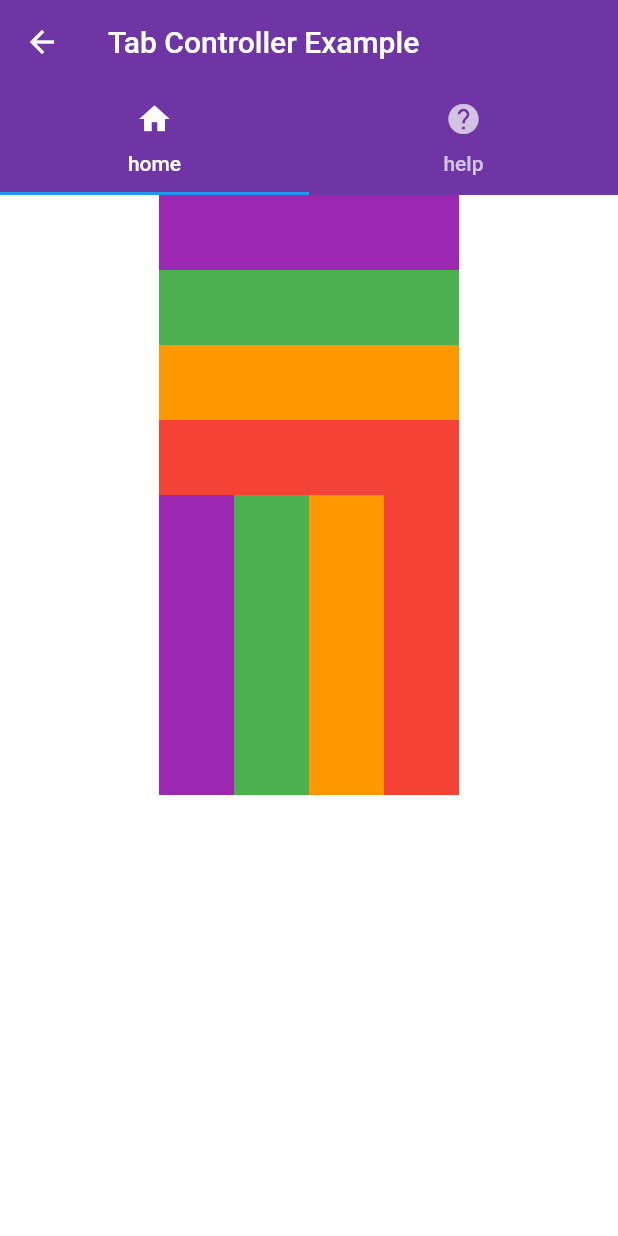
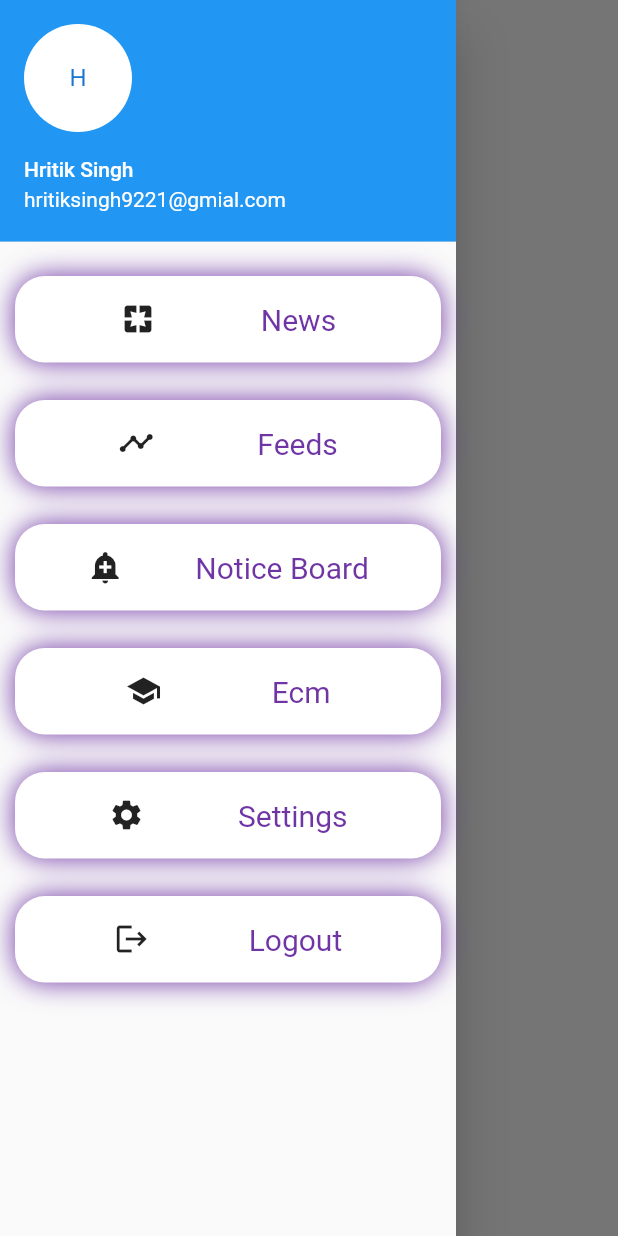
Before and after one commit to 007hritik/newsio_frontend, a Flutter app: the HomeScreen screen opened directly, with the side drawer open (before the commit the screen has no drawer), on a phone screen of 412 x 824 dp. Run offline on Flutter 3.47's test engine with Material 2 defaults, Android fonts, the phone set to English and light mode, and no system bars; our stand-ins replace dio, flutter_spinkit, flutter_svg, fluttertoast; accounts and stored records are empty.

Commit message:
home routing created

```diff
--- a/lib/main.dart
+++ b/lib/main.dart
@@ -1,9 +1,8 @@
 import 'package:flutter/material.dart';
 import 'package:newsio/constants.dart';
-import 'package:newsio/screens/home/home.dart';
-import 'package:newsio/screens/loading/Loading.dart';
-import 'package:newsio/screens/login/login.dart';
-import 'package:newsio/services/Authenticate.dart';
+import 'package:newsio/models/User.dart';
+import 'package:newsio/services/Wrapper.dart';
+import 'package:provider/provider.dart';
 
 void main() => runApp(MyApp());
 
@@ -18,6 +17,7 @@ class MyApp extends StatelessWidget {
           primaryColor: kPrimaryColor,
           scaffoldBackgroundColor: Colors.white,
         ),
-        home: Authenticate());
+        home: ChangeNotifierProvider<User>(
+            create: (_) => User(), child: Wrapper()));
   }
 }
--- /dev/null
+++ b/lib/models/User.dart
@@ -0,0 +1,15 @@
+import 'package:flutter/cupertino.dart';
+import 'package:flutter/foundation.dart';
+
+class User with ChangeNotifier {
+  static String userId;
+  static String userName;
+  static String authToken = null;
+
+  User({authToken});
+
+  void setAuthToken(String a) {
+    authToken = a;
+    notifyListeners();
+  }
+}
--- /dev/null
+++ b/lib/screens/home/components/drawer_components.dart
@@ -0,0 +1,45 @@
+import 'package:flutter/material.dart';
+import 'package:newsio/models/User.dart';
+
+import '../../../constants.dart';
+
+//TODO make it state change with diffrent user
+Widget drawerHeader() {
+  return Container(
+    child: UserAccountsDrawerHeader(
+      accountName: Text("Hritik Singh"),
+      accountEmail: Text("hritiksingh9221@gmial.com"),
+      currentAccountPicture: CircleAvatar(
+        backgroundColor: Colors.white,
+        child: Text('H'),
+      ),
+    ),
+  );
+}
+
+Widget drawerTile(String title, Function onTap, context, Icon icon) {
+  final size = MediaQuery.of(context).size;
+  return InkWell(
+    onTap: onTap,
+    child: Container(
+      decoration: BoxDecoration(
+        boxShadow: [
+          BoxShadow(color: kPrimaryColor, offset: Offset.zero, blurRadius: 15)
+        ],
+        color: Colors.white,
+        borderRadius: BorderRadius.circular(20),
+      ),
+      margin: EdgeInsets.fromLTRB(10, 15, 10, 10),
+      height: size.height * 0.07,
+      width: size.width,
+      child: Center(
+          child: Row(
+        mainAxisAlignment: MainAxisAlignment.spaceEvenly,
+        children: [
+          icon,
+          Text(title, style: TextStyle(fontSize: 20, color: kPrimaryColor)),
+        ],
+      )),
+    ),
+  );
+}
--- /dev/null
+++ b/lib/screens/home/drawr-components/ecm/ecm.dart
@@ -0,0 +1,10 @@
+import 'package:flutter/material.dart';
+
+class Ecm extends StatelessWidget {
+  @override
+  Widget build(BuildContext context) {
+    return Scaffold(
+      body: Text("Ecm"),
+    );
+  }
+}
--- /dev/null
+++ b/lib/screens/home/drawr-components/feeds/feeds.dart
@@ -0,0 +1,10 @@
+import 'package:flutter/material.dart';
+
+class Feeds extends StatelessWidget {
+  @override
+  Widget build(BuildContext context) {
+    return Scaffold(
+      body: Center(child: Text("Feeds")),
+    );
+  }
+}
--- /dev/null
+++ b/lib/screens/home/drawr-components/news-page/NewsScreen.dart
@@ -0,0 +1,16 @@
+import 'package:flutter/material.dart';
+
+class NewsScreen extends StatefulWidget {
+  @override
+  _NewsScreenState createState() => _NewsScreenState();
+}
+
+class _NewsScreenState extends State<NewsScreen> {
+  @override
+  Widget build(BuildContext context) {
+    return Scaffold(
+        body: Center(
+      child: Text("News Page"),
+    ));
+  }
+}
--- /dev/null
+++ b/lib/screens/home/drawr-components/settings/settings.dart
@@ -0,0 +1,10 @@
+import 'package:flutter/material.dart';
+
+class Settings extends StatelessWidget {
+  @override
+  Widget build(BuildContext context) {
+    return Scaffold(
+      body: Center(child: Text("Settings")),
+    );
+  }
+}
--- a/lib/screens/home/home.dart
+++ b/lib/screens/home/home.dart
@@ -1,62 +1,70 @@
 import 'package:flutter/material.dart';
-import 'package:newsio/screens/home/page1.dart';
-import 'package:newsio/screens/home/page2.dart';
-
-import 'components/body.dart';
+import 'package:newsio/models/User.dart';
+import 'package:newsio/screens/home/drawr-components/news-page/NewsScreen.dart';
+import 'package:newsio/screens/home/drawr-components/notice-board/notice-board.dart';
+import 'package:provider/provider.dart';
+import 'components/drawer_components.dart';
+import 'drawr-components/ecm/ecm.dart';
+import 'drawr-components/feeds/feeds.dart';
+import 'drawr-components/settings/settings.dart';
 
 class HomeScreen extends StatefulWidget {
   @override
   _HomeScreenState createState() => _HomeScreenState();
 }
 
-class _HomeScreenState extends State<HomeScreen>
-    with SingleTickerProviderStateMixin {
-  TabController _tabController;
-  ScrollController _scrollController;
-
+class _HomeScreenState extends State<HomeScreen> {
+  final pageNo = [
+    1,
+    3,
+    4,
+    4,
+    5,
+  ];
   @override
-  void initState() {
-    _tabController = new TabController(length: 2, vsync: this);
-    _scrollController = new ScrollController();
-    super.initState();
+  Widget build(BuildContext context) {
+    final user = Provider.of<User>(context);
+    return SafeArea(
+        child: Scaffold(
+            drawer: Drawer(
+              child: Column(
+                children: [
+                  drawerHeader(),
+                  drawerTile("News", () {}, context, Icon(Icons.pages)),
+                  drawerTile("Feeds", () {}, context, Icon(Icons.timeline)),
+                  drawerTile(
+                      "Notice Board", () {}, context, Icon(Icons.add_alert)),
+                  drawerTile("Ecm", () {}, context, Icon(Icons.school)),
+                  drawerTile("Settings", () {}, context, Icon(Icons.settings)),
+                  drawerTile("Logout", () {
+                    user.setAuthToken(null);
+                  }, context, Icon(Icons.logout))
+                ],
+              ),
+            ),
+            body: pageSelector(1)));
   }
 
-  @override
-  void dispose() {
-    _tabController.dispose();
-    _scrollController.dispose();
-    super.dispose();
-  }
-
-  @override
-  Widget build(BuildContext context) {
-    return SafeArea(
-      child: Scaffold(
-          body: NestedScrollView(
-        controller: _scrollController,
-        headerSliverBuilder: (BuildContext context, bool boxIsScrolled) {
-          return <Widget>[
-            SliverAppBar(
-                title: Text('Tab Controller Example'),
-                pinned: true,
-                forceElevated: boxIsScrolled,
-                bottom: TabBar(
-                  controller: _tabController,
-                  tabs: [
-                    Tab(
-                      icon: Icon(Icons.home),
-                      text: "home",
-                    ),
-                    Tab(icon: Icon(Icons.help), text: "help")
-                  ],
-                )),
-          ];
-        },
-        body: TabBarView(
-          controller: _tabController,
-          children: [Page1(), Text("Tab 2")],
-        ),
-      )),
-    );
+  Widget pageSelector(int pageNo) {
+    switch (pageNo) {
+      case 1:
+        return NewsScreen();
+        break;
+      case 2:
+        return Feeds();
+        break;
+      case 3:
+        return NoticeBoard();
+        break;
+      case 4:
+        return Ecm();
+        break;
+      case 5:
+        return Settings();
+        break;
+      default:
+        return NewsScreen();
+        break;
+    }
   }
 }
--- a/lib/screens/home/page1.dart
+++ /dev/null
@@ -1,51 +0,0 @@
-import 'package:flutter/material.dart';
-
-class Page1 extends StatelessWidget {
-  @override
-  Widget build(BuildContext context) {
-    return Column(
-      children: [
-        Container(
-          height: 200,
-          width: 200,
-          child: CustomScrollView(
-            scrollDirection: Axis.vertical,
-            slivers: [
-              SliverFixedExtentList(
-                itemExtent: 50,
-                delegate: SliverChildListDelegate([
-                  Container(height: 100, color: Colors.purple),
-                  Container(height: 100, color: Colors.green),
-                  Container(height: 100, color: Colors.orange),
-                  Container(height: 100, color: Colors.red),
-                  Container(height: 100, color: Colors.yellow),
-                  Container(height: 100, color: Colors.pink),
-                ]),
-              )
-            ],
-          ),
-        ),
-        Container(
-          width: 200,
-          height: 200,
-          child: CustomScrollView(
-            scrollDirection: Axis.horizontal,
-            slivers: [
-              SliverFixedExtentList(
-                itemExtent: 50,
-                delegate: SliverChildListDelegate([
-                  Container(height: 100, color: Colors.purple),
-                  Container(height: 100, color: Colors.green),
-                  Container(height: 100, color: Colors.orange),
-                  Container(height: 100, color: Colors.red),
-                  Container(height: 100, color: Colors.yellow),
-                  Container(height: 100, color: Colors.pink),
-                ]),
-              )
-            ],
-          ),
-        ),
-      ],
-    );
-  }
-}
--- /dev/null
+++ b/lib/services/db_service/DatabaseService.dart
@@ -0,0 +1,3 @@
+class DatabaseService {
+  static const String tableName = 'feeds';
+}
--- a/pubspec.yaml
+++ b/pubspec.yaml
@@ -14,7 +14,7 @@ description: A new Flutter project.
 version: 1.0.0+1
 
 environment:
-  sdk: ">=2.1.0 <3.0.0"
+  sdk: ">=2.2.0 <3.0.0"
 
 dependencies:
   flutter:
@@ -22,9 +22,11 @@ dependencies:
   cupertino_icons: ^0.1.2
   dio: ^3.0.10
   flutter_spinkit: ^4.1.2+1
-  flutter_svg: ^0.19.2+1
+  flutter_svg: null
   fluttertoast: ^7.1.6
+  path: ^1.7.0
   provider: ^4.3.3
+  sqflite: ^1.3.2+2
 
 dev_dependencies:
   flutter_test:
```
Also changed, not shown: lib/components/User.dart (deleted, +0 -8 lines), lib/screens/home/drawr-components/notice-board/notice-board.dart (added, +10 -0 lines), lib/screens/home/page2.dart (deleted, +0 -24 lines), lib/screens/login/components/body.dart (+23 -13 lines), lib/screens/signup/components/body.dart (+39 -11 lines), lib/services/Authenticate.dart (deleted, +0 -11 lines), lib/services/Wrapper.dart (added, +18 -0 lines), lib/services/auth_service.dart (+21 -1 lines), pubspec.lock.
